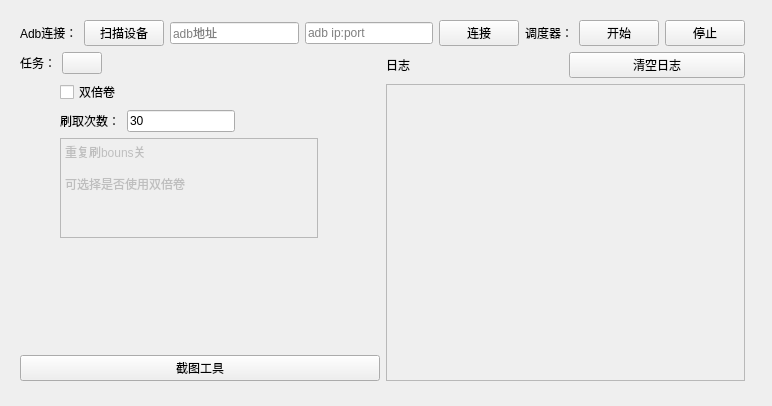
First picture: the form in ui/bhxy2重新设计后.ui, repository MMDFTJ/MaaBhxy2, before the edit.
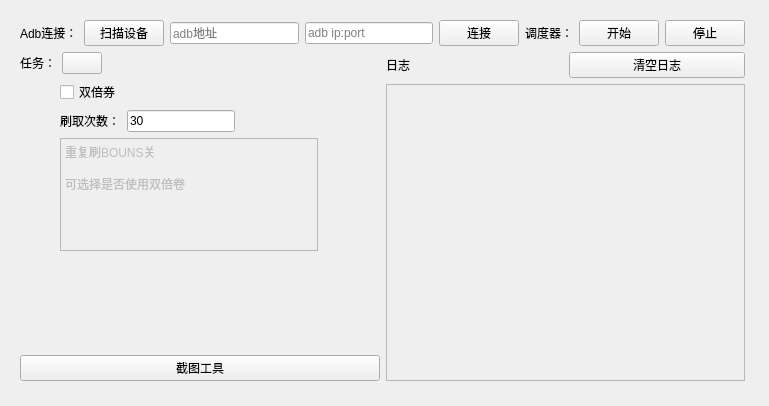
Second picture: the form after the edit. The open tabs and pages were chosen to show the change. Custom widgets are drawn as their Qt base class.

Diff of the .ui file:
```diff
--- a/ui/bhxy2重新设计后.ui
+++ b/ui/bhxy2重新设计后.ui
@@ -6,13 +6,16 @@
    <rect>
     <x>0</x>
     <y>0</y>
-    <width>772</width>
+    <width>769</width>
     <height>406</height>
    </rect>
   </property>
   <property name="windowTitle">
    <string>Form</string>
   </property>
+  <property name="styleSheet">
+   <string notr="true"/>
+  </property>
   <widget class="QWidget" name="layoutWidget">
    <property name="geometry">
     <rect>
@@ -280,7 +283,7 @@
               <x>40</x>
               <y>0</y>
               <width>258</width>
-              <height>158</height>
+              <height>171</height>
              </rect>
             </property>
             <layout class="QGridLayout" name="gridLayout_6">
@@ -303,7 +306,7 @@
                <item row="0" column="0">
                 <widget class="CheckBox" name="dobleCheckBox">
                  <property name="text">
-                  <string>双倍卷</string>
+                  <string>双倍券</string>
                  </property>
                 </widget>
                </item>
@@ -384,9 +387,10 @@
 </string>
                </property>
                <property name="plainText">
-                <string>重复刷bouns关
+                <string>重复刷BOUNS关
 
-可选择是否使用双倍卷</string>
+可选择是否使用双倍卷
+</string>
                </property>
               </widget>
              </item>
```
Left out of the diff: 13 changed lines with no effect on the pictures.
